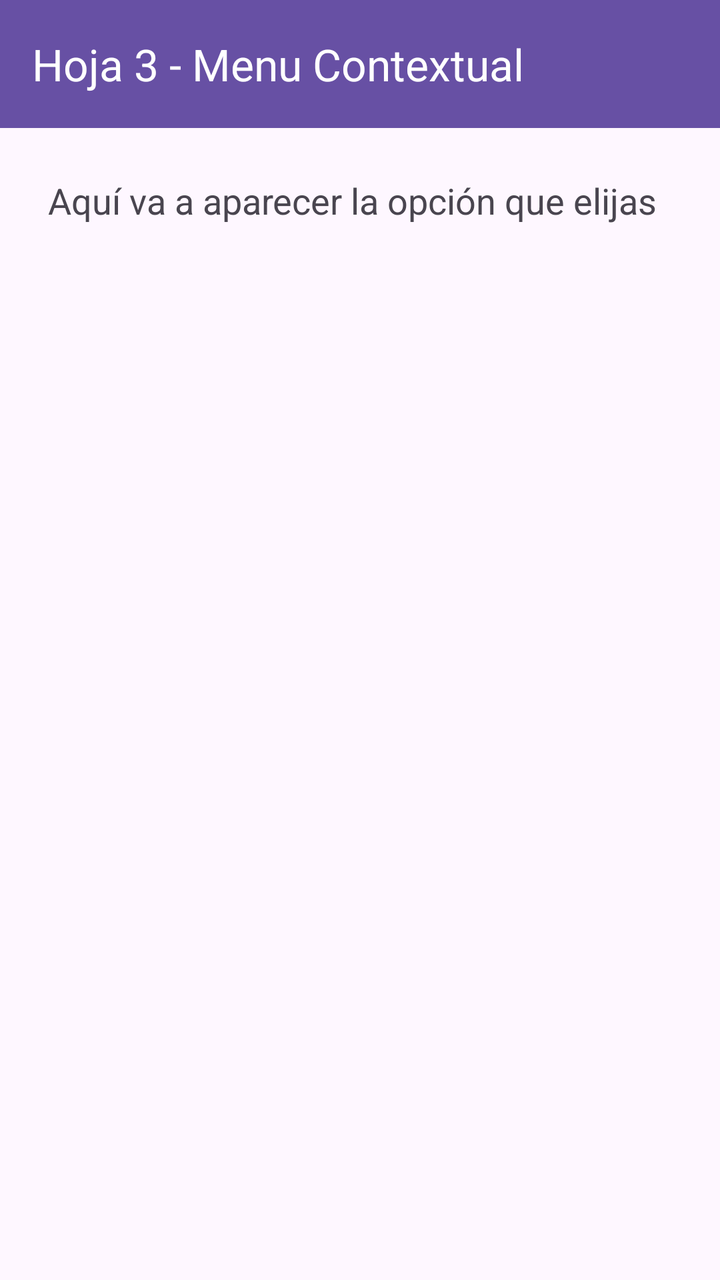
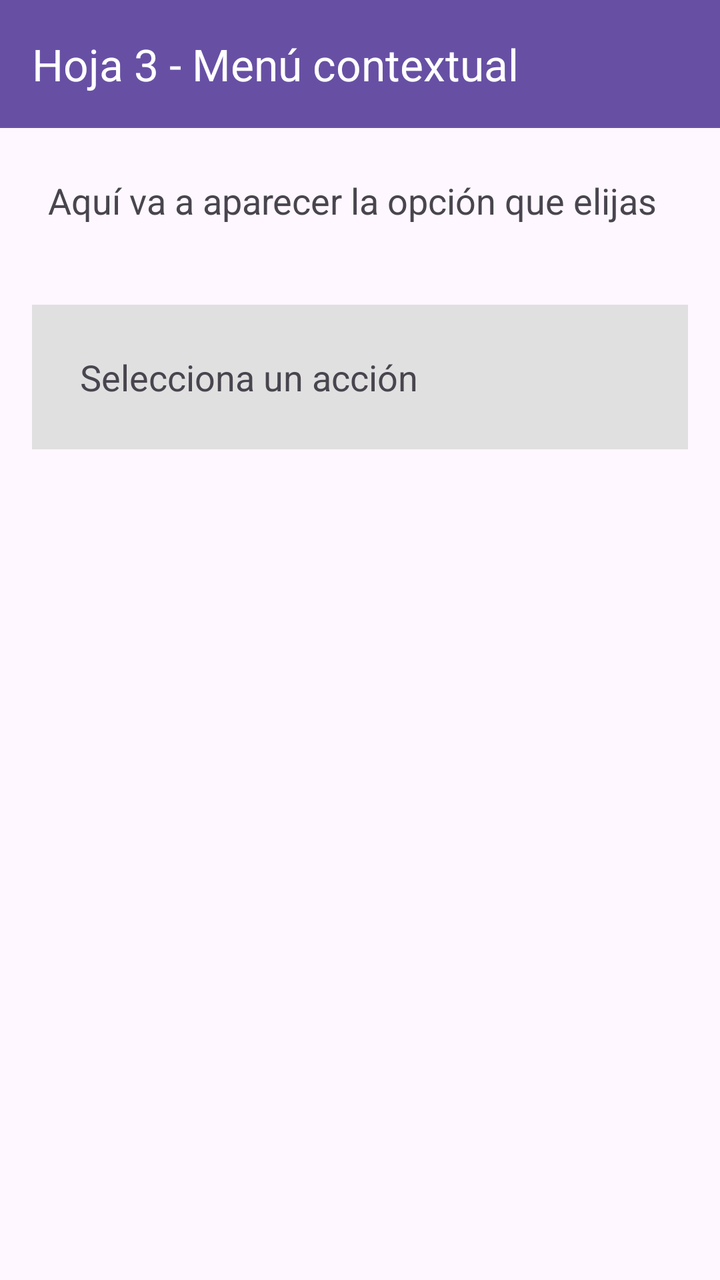

An Android layout rendered at two revisions. The XML below is the earlier revision; the diff shows what the commit changed to produce the second picture.
<!-- AndroidManifest.xml: application theme Theme.MenusAndroid -->
<!-- res/layout/activity_hoja3_contextual.xml -->
<?xml version="1.0" encoding="utf-8"?>
<LinearLayout xmlns:android="http://schemas.android.com/apk/res/android"
    xmlns:app="http://schemas.android.com/apk/res-auto"
    android:id="@+id/main"
    android:layout_width="match_parent"
    android:layout_height="match_parent"
    android:orientation="vertical">

    <com.google.android.material.appbar.MaterialToolbar
        android:id="@+id/toolbar"
        android:layout_width="match_parent"
        android:layout_height="?attr/actionBarSize"
        android:background="?attr/colorPrimary"
        app:title="Hoja 3 - Menu Contextual"
        app:titleTextColor="@android:color/white" />

    <TextView
        android:id="@+id/txtResultado"
        android:layout_width="match_parent"
        android:layout_height="wrap_content"
        android:padding="24dp"
        android:textSize="18sp"
        android:text="Aquí va a aparecer la opción que elijas" />

</LinearLayout>
<!-- resources referenced by this layout -->
<resources>
  <style name="Theme.MenusAndroid" parent="Base.Theme.MenusAndroid" />
  <style name="Base.Theme.MenusAndroid" parent="Theme.Material3.DayNight.NoActionBar">
          
          
      </style>
</resources>

<!-- the commit's change to res/layout/activity_hoja3_contextual.xml (unified diff, before → after) -->
@@ -11,7 +11,7 @@
         android:layout_width="match_parent"
         android:layout_height="?attr/actionBarSize"
         android:background="?attr/colorPrimary"
-        app:title="Hoja 3 - Menu Contextual"
+        app:title="Hoja 3 - Menú contextual"
         app:titleTextColor="@android:color/white" />
 
     <TextView
@@ -22,4 +22,14 @@
         android:textSize="18sp"
         android:text="Aquí va a aparecer la opción que elijas" />
 
+    <TextView
+        android:id="@+id/txtElemento"
+        android:layout_width="match_parent"
+        android:layout_height="wrap_content"
+        android:layout_margin="16dp"
+        android:padding="24dp"
+        android:background="#E0E0E0"
+        android:textSize="18sp"
+        android:text="Selecciona un acción" />
+
 </LinearLayout>
